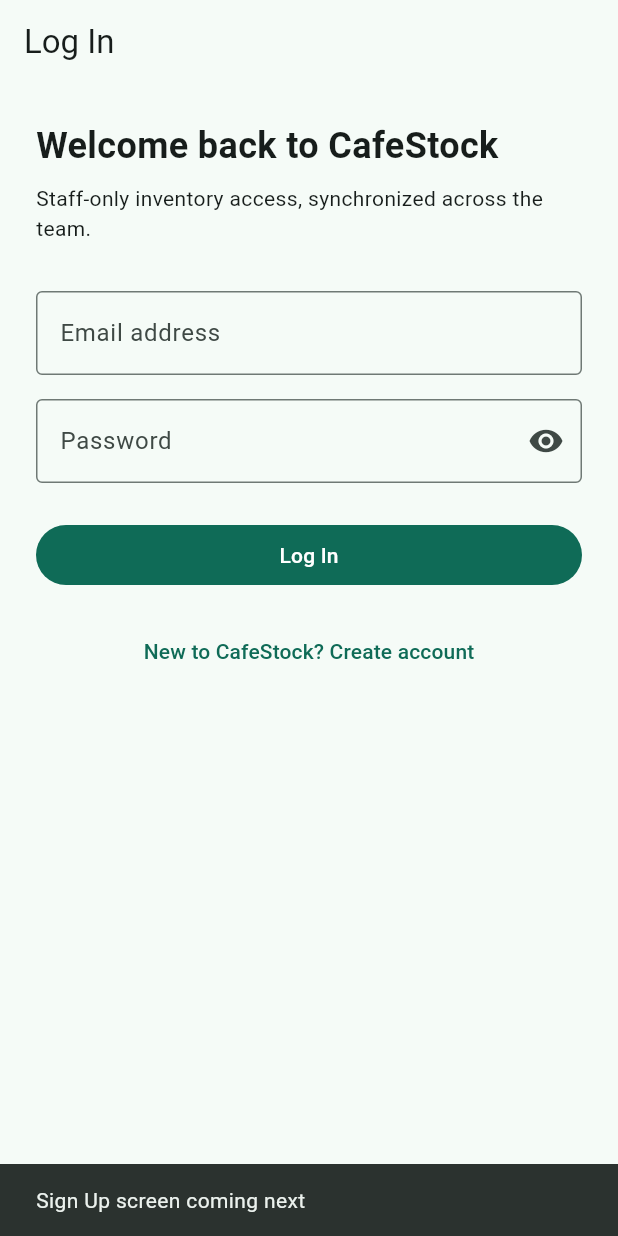
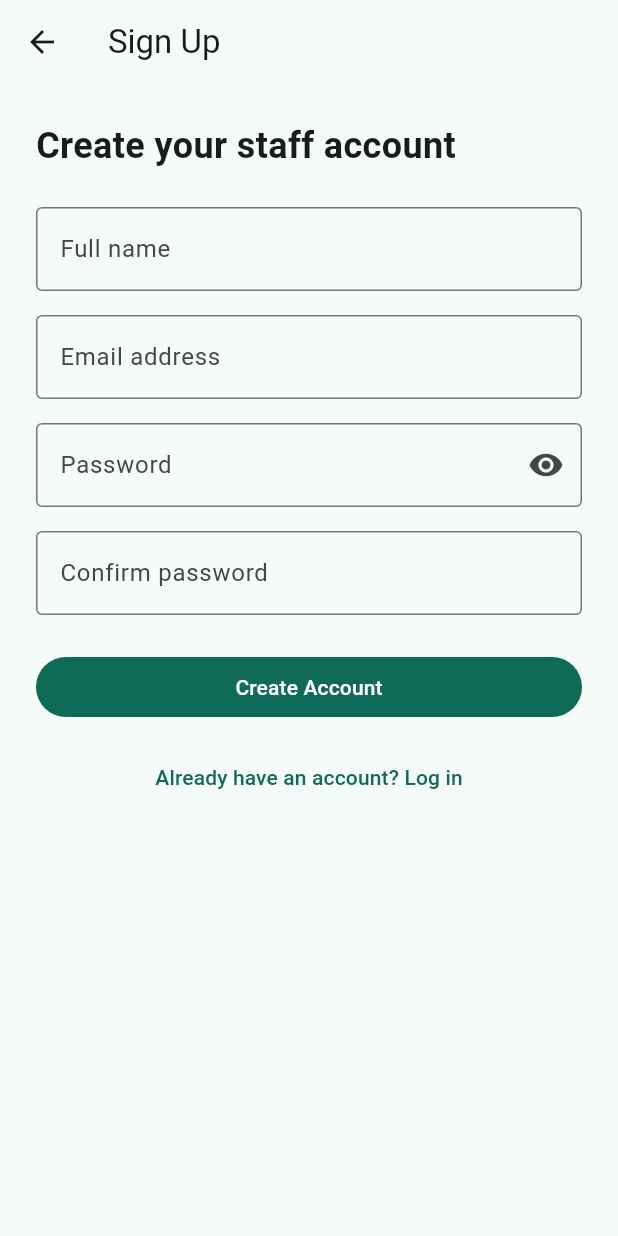
Before and after one commit to elif-piskindemir/Cs310-Cafe-Inventory-Expiration-Management, a Flutter app: the screen it shows after launch, after a tap on "New to CafeStock? Create account", on a phone screen of 412 x 824 dp. Run offline on Flutter 3.47's test engine with Material 3 defaults, Android fonts, the phone set to English and light mode, and no system bars.

Commit message:
Implement sign up screen with validation and navigation

```diff
--- a/lib/features/authentication/login_screen.dart
+++ b/lib/features/authentication/login_screen.dart
@@ -1,5 +1,6 @@
 
 import 'package:flutter/material.dart';
+import 'signup_screen.dart';
 
 class LoginScreen extends StatefulWidget {
   const LoginScreen({super.key});
@@ -120,9 +121,10 @@ class _LoginScreenState extends State<LoginScreen> {
 
                     TextButton(
                       onPressed: () {
-                        ScaffoldMessenger.of(context).showSnackBar(
-                          const SnackBar(
-                            content: Text('Sign Up screen coming next'),
+                        Navigator.push(
+                          context,
+                          MaterialPageRoute(
+                            builder: (context) => const SignUpScreen(),
                           ),
                         );
                       },
--- /dev/null
+++ b/lib/features/authentication/signup_screen.dart
@@ -0,0 +1,185 @@
+import 'package:flutter/material.dart';
+
+class SignUpScreen extends StatefulWidget {
+  const SignUpScreen({super.key});
+
+  @override
+  State<SignUpScreen> createState() => _SignUpScreenState();
+}
+
+class _SignUpScreenState extends State<SignUpScreen> {
+  final _formKey = GlobalKey<FormState>();
+  final _passwordController = TextEditingController();
+
+  bool _obscurePassword = true;
+
+  void _signUp() {
+    if (!_formKey.currentState!.validate()) return;
+
+    showDialog<void>(
+      context: context,
+      builder: (context) => AlertDialog(
+        title: const Text('Form validated'),
+        content: const Text(
+          'Your registration details are valid. '
+              'Account creation will be connected later.',
+        ),
+        actions: [
+          TextButton(
+            onPressed: () => Navigator.pop(context),
+            child: const Text('OK'),
+          ),
+        ],
+      ),
+    );
+  }
+
+  @override
+  void dispose() {
+    _passwordController.dispose();
+    super.dispose();
+  }
+
+  @override
+  Widget build(BuildContext context) {
+    return Scaffold(
+      appBar: AppBar(
+        title: const Text('Sign Up'),
+      ),
+      body: SafeArea(
+        child: Align(
+          alignment: Alignment.topCenter,
+          child: SingleChildScrollView(
+            padding: const EdgeInsets.all(24),
+            child: ConstrainedBox(
+              constraints: const BoxConstraints(maxWidth: 420),
+              child: Form(
+                key: _formKey,
+                child: Column(
+                  crossAxisAlignment: CrossAxisAlignment.stretch,
+                  children: [
+                    const Text(
+                      'Create your staff account',
+                      style: TextStyle(
+                        fontSize: 24,
+                        fontWeight: FontWeight.bold,
+                      ),
+                    ),
+                    const SizedBox(height: 24),
+
+                    // Full name
+                    TextFormField(
+                      textCapitalization: TextCapitalization.words,
+                      decoration: const InputDecoration(
+                        labelText: 'Full name',
+                        hintText: 'Your name',
+                        border: OutlineInputBorder(),
+                      ),
+                      validator: (value) {
+                        if (value == null || value.trim().isEmpty) {
+                          return 'Full name is required';
+                        }
+                        return null;
+                      },
+                    ),
+                    const SizedBox(height: 16),
+
+                    // Email
+                    TextFormField(
+                      keyboardType: TextInputType.emailAddress,
+                      decoration: const InputDecoration(
+                        labelText: 'Email address',
+                        hintText: 'you@cafe.com',
+                        border: OutlineInputBorder(),
+                      ),
+                      validator: (value) {
+                        if (value == null || value.trim().isEmpty) {
+                          return 'Email is required';
+                        }
+
+                        if (!RegExp(
+                          r'^[^\s@]+@[^\s@]+\.[^\s@]+$',
+                        ).hasMatch(value.trim())) {
+                          return 'Enter a valid email';
+                        }
+
+                        return null;
+                      },
+                    ),
+                    const SizedBox(height: 16),
+
+                    // Password
+                    TextFormField(
+                      controller: _passwordController,
+                      obscureText: _obscurePassword,
+                      decoration: InputDecoration(
+                        labelText: 'Password',
+                        hintText: 'At least 8 characters',
+                        border: const OutlineInputBorder(),
+                        suffixIcon: IconButton(
+                          icon: Icon(
+                            _obscurePassword
+                                ? Icons.visibility
+                                : Icons.visibility_off,
+                          ),
+                          onPressed: () {
+                            setState(() {
+                              _obscurePassword = !_obscurePassword;
+                            });
+                          },
+                        ),
+                      ),
+                      validator: (value) {
+                        if (value == null || value.isEmpty) {
+                          return 'Password is required';
+                        }
+                        if (value.length < 8) {
+                          return 'Password must be at least 8 characters';
+                        }
+                        return null;
+                      },
+                    ),
+                    const SizedBox(height: 16),
+
+                    // Confirm password
+                    TextFormField(
+                      obscureText: _obscurePassword,
+                      decoration: const InputDecoration(
+                        labelText: 'Confirm password',
+                        hintText: 'Repeat password',
+                        border: OutlineInputBorder(),
+                      ),
+                      validator: (value) {
+                        if (value == null || value.isEmpty) {
+                          return 'Please confirm your password';
+                        }
+                        if (value != _passwordController.text) {
+                          return 'Passwords do not match';
+                        }
+                        return null;
+                      },
+                    ),
+                    const SizedBox(height: 24),
+
+                    FilledButton(
+                      onPressed: _signUp,
+                      child: const Text('Create Account'),
+                    ),
+                    const SizedBox(height: 12),
+
+                    TextButton(
+                      onPressed: () => Navigator.pop(context),
+                      child: const Text(
+                        'Already have an account? Log in',
+                      ),
+                    ),
+                  ],
+                ),
+              ),
+            ),
+          ),
+        ),
+      ),
+    );
+  }
+}
```
